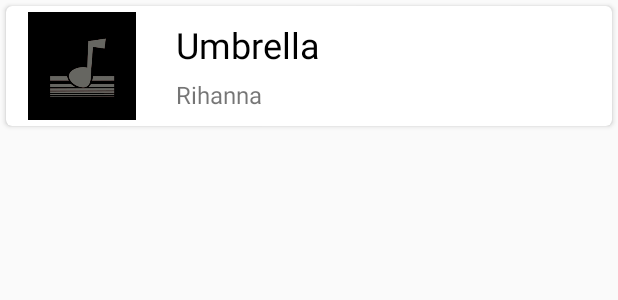
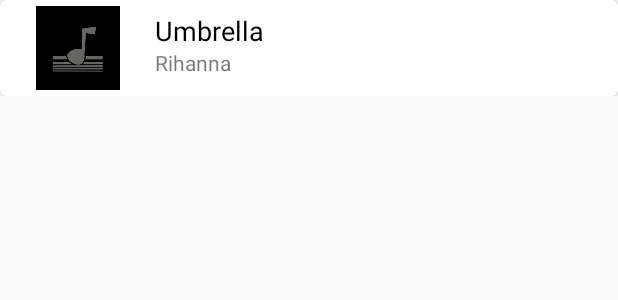
Before and after one commit to PR4S4D/SongWiki, an Android app: the layout track_item.xml on its own in the app's theme, with its tools: preview values and no code run, on a phone screen of 412 x 824 dp. Shown: the top 300 px of the screen. Run offline under Robolectric (Android 15) with nearby library versions, the phone set to English and light mode, and no system bars; network calls fail.

Commit message:
feat: improved tracks UI

```diff
--- a/app/src/main/res/layout/track_item.xml
+++ b/app/src/main/res/layout/track_item.xml
@@ -10,13 +10,13 @@
         android:id="@+id/track_card"
         android:layout_width="match_parent"
         android:layout_height="match_parent"
-        android:layout_margin="4dp"
+        android:layout_margin="0dp"
         android:elevation="4dp"
         app:cardCornerRadius="4dp">
 
         <LinearLayout
             android:layout_width="match_parent"
-            android:layout_height="80dp"
+            android:layout_height="64dp"
             android:background="?attr/selectableItemBackground"
             android:orientation="horizontal"
             android:weightSum="12">
@@ -35,30 +35,29 @@
                 android:layout_weight="3"
                 android:orientation="vertical"
                 android:paddingEnd="12dp"
-                android:paddingStart="12dp"
-                android:weightSum="5">
+                android:weightSum="2">
 
                 <TextView
                     android:id="@+id/track_title"
                     android:layout_width="match_parent"
                     android:layout_height="match_parent"
-                    android:layout_weight="2"
+                    android:layout_weight="1"
                     android:ellipsize="end"
                     android:gravity="start|center_vertical"
                     android:maxLines="1"
+                    android:layout_marginTop="8dp"
                     android:textColor="@android:color/black"
-                    android:paddingTop="4dp"
-                    android:textSize="24sp"
+                    android:textAppearance="@style/Base.TextAppearance.AppCompat.Medium"
                     tools:text="Umbrella" />
 
                 <TextView
                     android:id="@+id/artist"
                     android:layout_width="match_parent"
                     android:layout_height="match_parent"
-                    android:layout_weight="3"
+                    android:layout_weight="1"
                     android:ellipsize="end"
                     android:maxLines="1"
-                    android:textSize="16sp"
+                    android:textAppearance="@android:style/TextAppearance.DeviceDefault.Small"
                     tools:text="@string/artist" />
 
             </LinearLayout>
```
